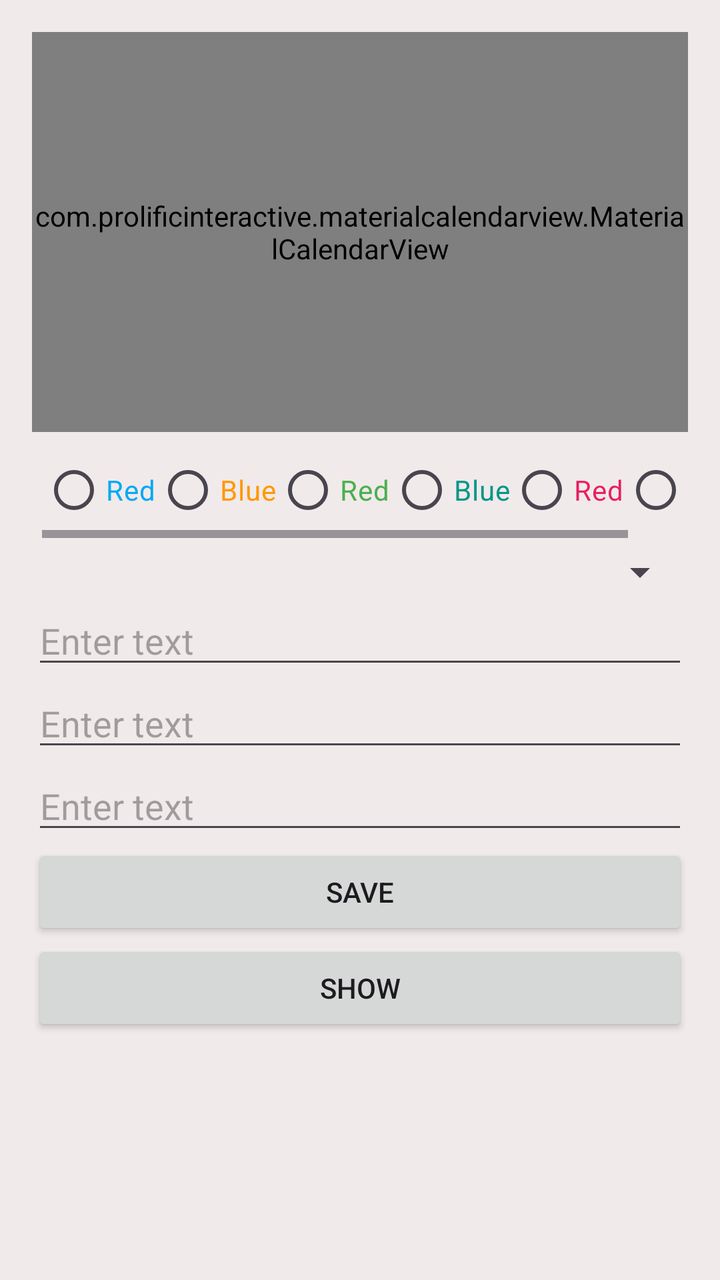
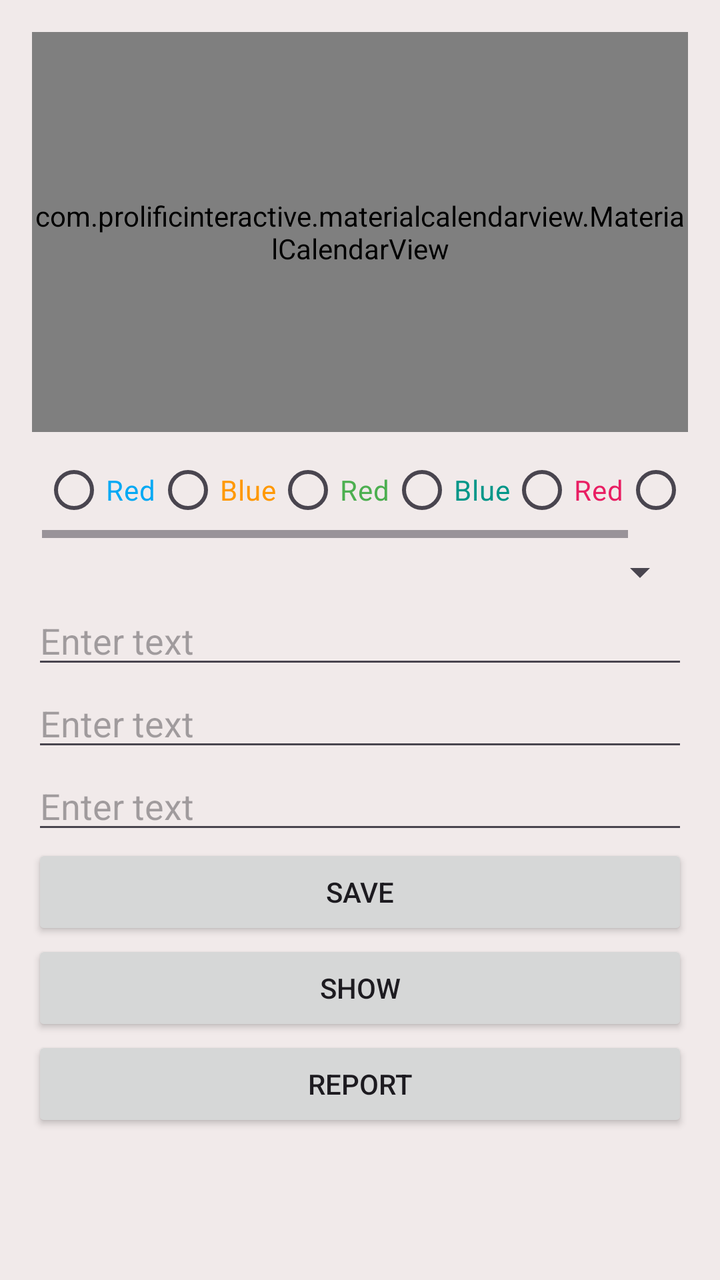

Before-and-after screenshots of an Android layout around one commit, followed by the original layout XML and the change that was made.
<!-- AndroidManifest.xml: application theme Theme.DeteTrensferCelenderpp -->
<!-- res/layout/fragment_calendar_fragmen_c.xml -->
<?xml version="1.0" encoding="utf-8"?>
<LinearLayout xmlns:android="http://schemas.android.com/apk/res/android"
    android:layout_width="match_parent"
    android:layout_height="match_parent"
    xmlns:app="http://schemas.android.com/apk/res-auto"
    xmlns:tools="http://schemas.android.com/tools"
    android:orientation="vertical"
    android:background="#F1EAEA"
    android:padding="16dp"
   >
    
    <LinearLayout
        android:layout_width="match_parent"
        android:layout_height="200dp"
        android:orientation="vertical">

        <com.prolificinteractive.materialcalendarview.MaterialCalendarView
            android:id="@+id/celend_calendar_View"
            android:layout_width="match_parent"
            android:layout_height="200dp"
            app:mcv_calendarMode="month"
            app:mcv_dateTextAppearance="@style/TextAppearance.AppCompat.Body1"
            app:mcv_tileSize="match_parent"
            app:mcv_arrowColor="#BF6464"
            app:mcv_selectionColor="#5965A5"
            app:mcv_showOtherDates="none"
            app:mcv_headerTextAppearance="@style/TextAppearance.AppCompat.Body2"
            />

    </LinearLayout>

    
    <HorizontalScrollView
        android:layout_width="match_parent"
        android:layout_height="wrap_content"
        android:padding="5dp"
        >
        <RadioGroup
            android:id="@+id/calend_radioGroup"
            android:layout_width="match_parent"
            android:layout_height="wrap_content"
            android:orientation="horizontal">

            <RadioButton
                android:id="@+id/calend_radio_red"
                android:layout_width="wrap_content"
                android:layout_height="wrap_content"
                android:text="Red"
                android:textColor="#03A9F4"/>

            <RadioButton
                android:id="@+id/calend_radio_blue"
                android:layout_width="wrap_content"
                android:layout_height="wrap_content"
                android:text="Blue"
                android:textColor="#FF9800"/>
            <RadioButton
                android:id="@+id/calend_radio_purple"
                android:layout_width="wrap_content"
                android:layout_height="wrap_content"
                android:text="Red"
                android:textColor="#4CAF50"/>

            <RadioButton
                android:id="@+id/calend_radio_orange"
                android:layout_width="wrap_content"
                android:layout_height="wrap_content"
                android:text="Blue"
                android:textColor="#009688"/>
            <RadioButton
                android:id="@+id/calend_radio_green"
                android:layout_width="wrap_content"
                android:layout_height="wrap_content"
                android:text="Red"
                android:textColor="#E91E63"/>

            <RadioButton
                android:id="@+id/calend_radio_cyen"
                android:layout_width="wrap_content"
                android:layout_height="wrap_content"
                android:text="Blue"
                android:textColor="#FF9800"/>

            
        </RadioGroup>
    </HorizontalScrollView>


    
    <Spinner
        android:id="@+id/calend_spinner_cened"
        android:layout_width="match_parent"
        android:layout_height="wrap_content"/>

    
    <EditText
        android:id="@+id/calend_editText1"
        android:layout_width="match_parent"
        android:layout_height="wrap_content"
        android:hint="Enter text"/>

    <EditText
        android:id="@+id/calend_editText2"
        android:layout_width="match_parent"
        android:layout_height="wrap_content"
        android:hint="Enter text"/>

    <EditText
        android:id="@+id/calend_editText3"
        android:layout_width="match_parent"
        android:layout_height="wrap_content"
        android:hint="Enter text"/>

    
    <Button
        android:id="@+id/calend_btnSave"
        android:layout_width="match_parent"
        android:layout_height="wrap_content"
        android:text="Save"/>

    <Button
        android:id="@+id/calend_ShowDete"
        android:layout_width="match_parent"
        android:layout_height="wrap_content"
        android:text="Show"/>
</LinearLayout>
<!-- resources referenced by this layout -->
<resources>
  <style name="Theme.DeteTrensferCelenderpp" parent="Base.Theme.DeteTrensferCelenderpp" />
  <style name="Base.Theme.DeteTrensferCelenderpp" parent="Theme.Material3.DayNight.NoActionBar">
          
          
      </style>
</resources>

<!-- the commit's change to res/layout/fragment_calendar_fragmen_c.xml (unified diff, before → after) -->
@@ -123,4 +123,12 @@
         android:layout_width="match_parent"
         android:layout_height="wrap_content"
         android:text="Show"/>
+
+
+    <Button
+        android:id="@+id/calend_Showmonth"
+        android:layout_width="match_parent"
+        android:layout_height="wrap_content"
+        android:text="Report"/>
+
 </LinearLayout>
